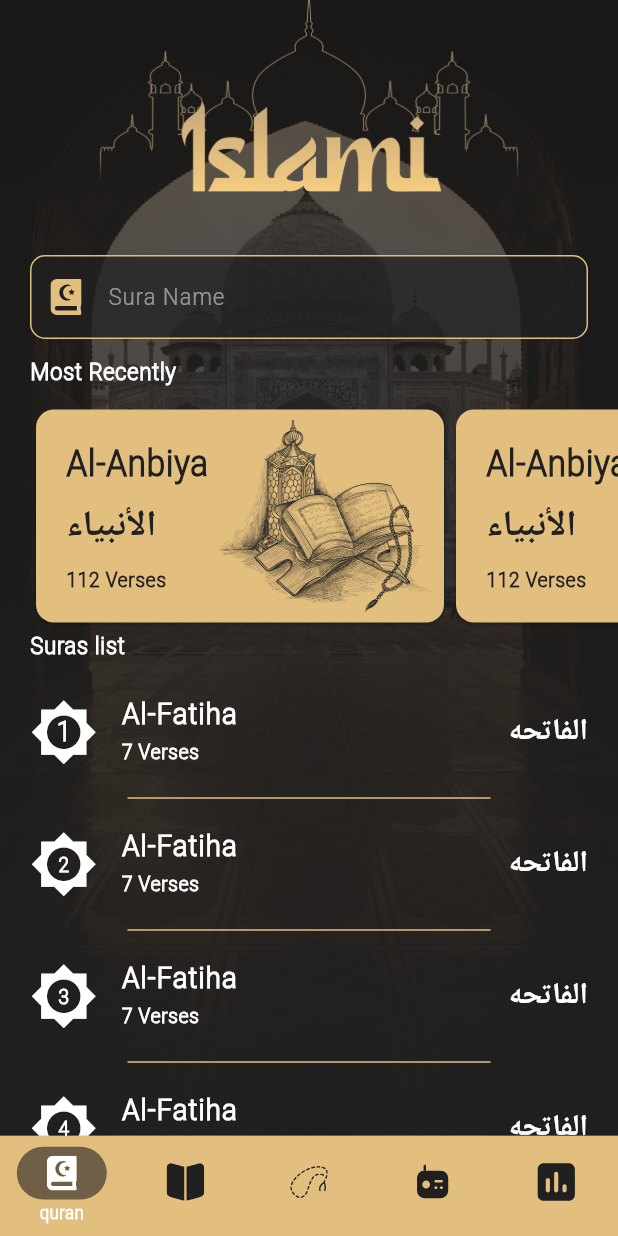
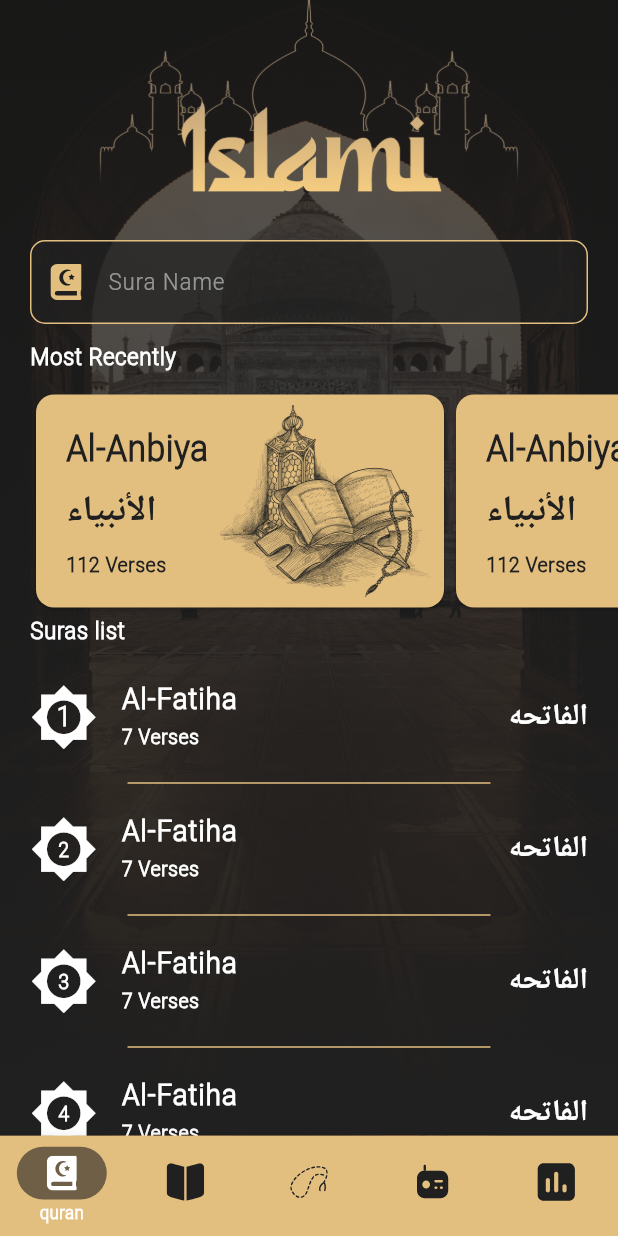
Before and after one commit to nouraRoute/islamy_app_c16_6pm, a Flutter app: the screen it shows after launch, on a phone screen of 412 x 824 dp. Run offline on Flutter 3.47's test engine with Material 3 defaults, Android fonts, the light colour scheme and no system bars; our stand-ins replace flutter_svg.

Commit message:
quran tab done

```diff
--- a/lib/common/app_consts.dart
+++ b/lib/common/app_consts.dart
@@ -8,4 +8,5 @@ class AppConsts {
   static const String quranTabBg = 'assets/images/quran_tab_bg.png';
   static const String mainHeader = 'assets/images/main_header.png';
   static const String suraCard = 'assets/images/sura_card.png';
+  static const String hadeethBg = 'assets/images/hadeeth_bg.png';
 }
--- a/lib/screens/main_layer.dart
+++ b/lib/screens/main_layer.dart
@@ -2,6 +2,7 @@ import 'package:flutter/material.dart';
 import 'package:flutter_svg/flutter_svg.dart';
 import 'package:islamy_app_c16_6pm/common/app_consts.dart';
 import 'package:islamy_app_c16_6pm/common/common_decorations.dart';
+import 'package:islamy_app_c16_6pm/tabs/hadeeth_tab/hadeeth_tab.dart';
 import 'package:islamy_app_c16_6pm/tabs/quran_tab/quran_tab.dart';
 
 class MainLayer extends StatefulWidget {
@@ -15,7 +16,7 @@ class _MainLayerState extends State<MainLayer> {
   int currentTab = 0;
   List<Widget> tabs = [
     QuranTab(),
-    Container(color: Colors.red),
+    HadeethTab(),
     Container(color: Colors.white),
     Container(color: Colors.green),
     Container(color: Colors.pink),
@@ -24,7 +25,6 @@ class _MainLayerState extends State<MainLayer> {
   Widget build(BuildContext context) {
     return Scaffold(
       resizeToAvoidBottomInset: false,
-      backgroundColor: Colors.red,
       body: tabs[currentTab],
       bottomNavigationBar: BottomNavigationBar(
         currentIndex: currentTab,
--- /dev/null
+++ b/lib/tabs/hadeeth_tab/hadeeth_tab.dart
@@ -0,0 +1,21 @@
+import 'package:flutter/material.dart';
+import 'package:islamy_app_c16_6pm/common/app_consts.dart';
+import 'package:islamy_app_c16_6pm/theme/app_colors.dart';
+import 'package:islamy_app_c16_6pm/widgets/main_bg_widget.dart';
+
+class HadeethTab extends StatelessWidget {
+  const HadeethTab({super.key});
+
+  @override
+  Widget build(BuildContext context) {
+    return MainBgWidget(
+      bgImage: AppConsts.hadeethBg,
+      child: Expanded(
+        child: PageView.builder(
+          controller: PageController(viewportFraction: 0.8, initialPage: 1),
+          itemBuilder: (context, index) => Card(color: AppColors.goldColor),
+        ),
+      ),
+    );
+  }
+}
--- a/lib/tabs/quran_tab/quran_tab.dart
+++ b/lib/tabs/quran_tab/quran_tab.dart
@@ -5,41 +5,19 @@ import 'package:islamy_app_c16_6pm/tabs/quran_tab/views/most_recent_view.dart';
 import 'package:islamy_app_c16_6pm/tabs/quran_tab/views/suras_list_view.dart';
 import 'package:islamy_app_c16_6pm/tabs/quran_tab/widgets/custom_text_field.dart';
 import 'package:islamy_app_c16_6pm/theme/app_colors.dart';
-import 'package:islamy_app_c16_6pm/widgets/main_hrader.dart';
+import 'package:islamy_app_c16_6pm/widgets/main_bg_widget.dart';
 
 class QuranTab extends StatelessWidget {
   const QuranTab({super.key});
 
   @override
   Widget build(BuildContext context) {
-    return Container(
-      height: double.infinity,
-      width: double.infinity,
-      decoration: BoxDecoration(
-        image: DecorationImage(
-          image: AssetImage(AppConsts.quranTabBg),
-          fit: BoxFit.cover,
-        ),
-      ),
-      child: GestureDetector(
-        onTap: () => FocusScope.of(context).unfocus(),
-
-        child: Container(
-          decoration: BoxDecoration(
-            gradient: LinearGradient(
-              colors: [
-                AppColors.blackColor.withValues(alpha: .7),
-                AppColors.blackColor,
-              ],
-              begin: Alignment.topCenter,
-              end: Alignment.bottomCenter,
-            ),
-          ),
-          child: SafeArea(
+    return MainBgWidget(
+      bgImage: AppConsts.quranTabBg,
+      child: Expanded(
         child: Column(
           spacing: 10,
           children: [
-                MainHeader(),
             Padding(
               padding: EdgeInsetsGeometry.symmetric(horizontal: 20),
               child: CustomTextField(
@@ -56,16 +34,12 @@ class QuranTab extends StatelessWidget {
             ),
             Expanded(
               child: SingleChildScrollView(
-                    child: Column(
-                      children: [MostRecentView(), SurasListView()],
-                    ),
+                child: Column(children: [MostRecentView(), SurasListView()]),
               ),
             ),
           ],
         ),
       ),
-        ),
-      ),
     );
   }
 }
--- /dev/null
+++ b/lib/widgets/main_bg_widget.dart
@@ -0,0 +1,32 @@
+import 'package:flutter/material.dart';
+import 'package:islamy_app_c16_6pm/theme/app_colors.dart';
+import 'package:islamy_app_c16_6pm/widgets/main_hrader.dart';
+
+class MainBgWidget extends StatelessWidget {
+  const MainBgWidget({super.key, required this.bgImage, required this.child});
+  final String bgImage;
+  final Widget child;
+  @override
+  Widget build(BuildContext context) {
+    return Container(
+      height: double.infinity,
+      width: double.infinity,
+      decoration: BoxDecoration(
+        image: DecorationImage(image: AssetImage(bgImage), fit: BoxFit.cover),
+      ),
+      child: Container(
+        decoration: BoxDecoration(
+          gradient: LinearGradient(
+            colors: [
+              AppColors.blackColor.withValues(alpha: .7),
+              AppColors.blackColor,
+            ],
+            begin: Alignment.topCenter,
+            end: Alignment.bottomCenter,
+          ),
+        ),
+        child: SafeArea(child: Column(children: [MainHeader(), child])),
+      ),
+    );
+  }
+}
```
Also changed, not shown: 1 other file. Lines whose indentation alone changed are shown as unchanged.
